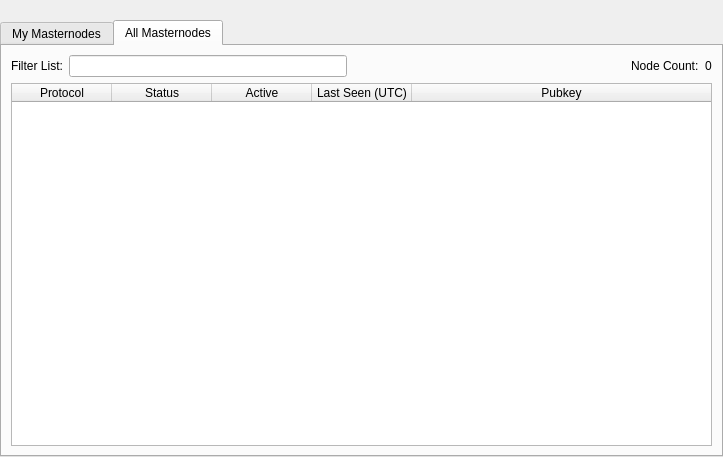
Old version of the form src/qt/forms/masternodelist.ui in the repository zytecoin/Zyte.
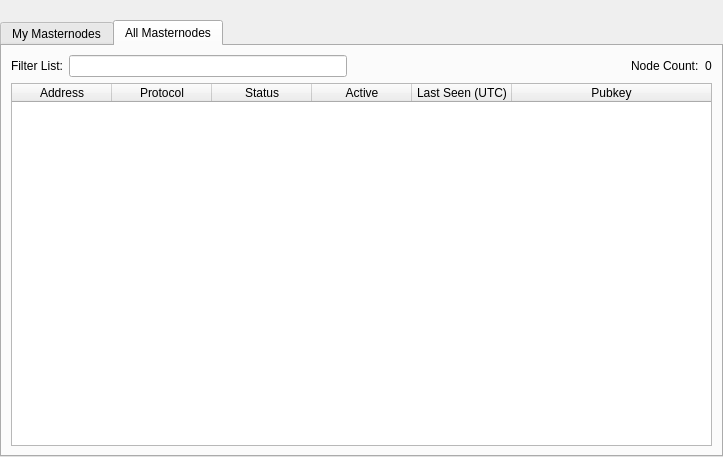
New version of the form. The open tabs and pages were chosen to show the change.

```diff
--- a/src/qt/forms/masternodelist.ui
+++ b/src/qt/forms/masternodelist.ui
@@ -38,7 +38,7 @@
        </property>
        <property name="sizeHint" stdset="0">
         <size>
-         <width>make40</width>
+         <width>40</width>
          <height>20</height>
         </size>
        </property>
@@ -304,6 +304,11 @@
            <attribute name="ResizeMode">
             <enum>QHeaderView::Interactive</enum>
            </attribute>
+           <column>
+            <property name="text">
+             <string>Address</string>
+            </property>
+           </column>
            <column>
             <property name="text">
              <string>Protocol</string>
```
